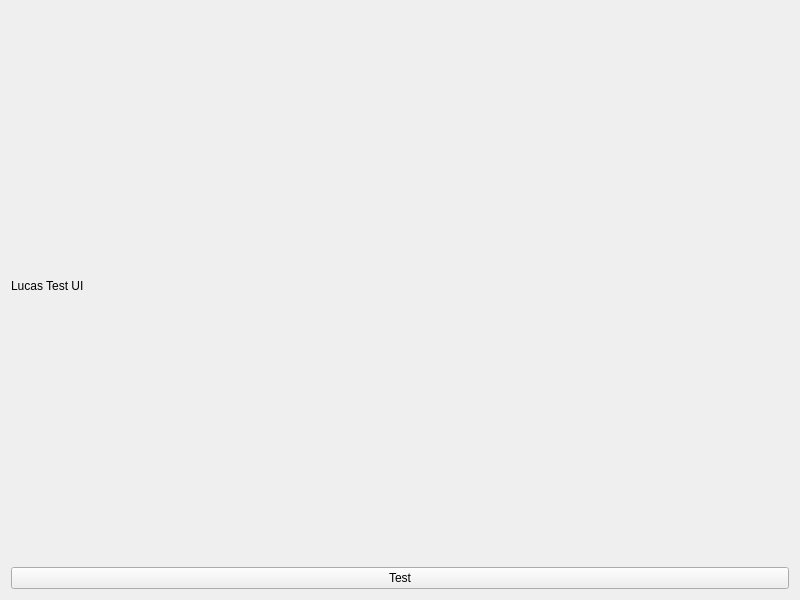
This is ProgAvProj/progavprinc.ui in LvkazTG/ProgAvFinalProgram as Qt 5 draws it before an edit. The edited form follows.
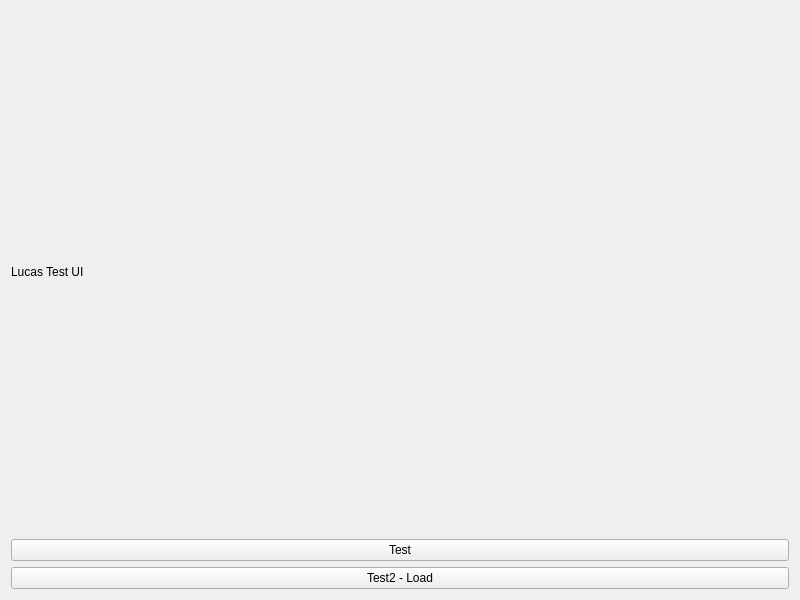
This is the edited form.

Commit message: [UP-1] Changes on map and first save model *Create class to keep connected list *Add name to map *Change initialization structure on map *Save model as json

```diff
--- a/ProgAvProj/progavprinc.ui
+++ b/ProgAvProj/progavprinc.ui
@@ -29,6 +29,13 @@
       </property>
      </widget>
     </item>
+    <item row="2" column="0">
+     <widget class="QPushButton" name="btnTest2">
+      <property name="text">
+       <string>Test2 - Load</string>
+      </property>
+     </widget>
+    </item>
    </layout>
   </widget>
  </widget>
```
The commit also changes 11 other files.
